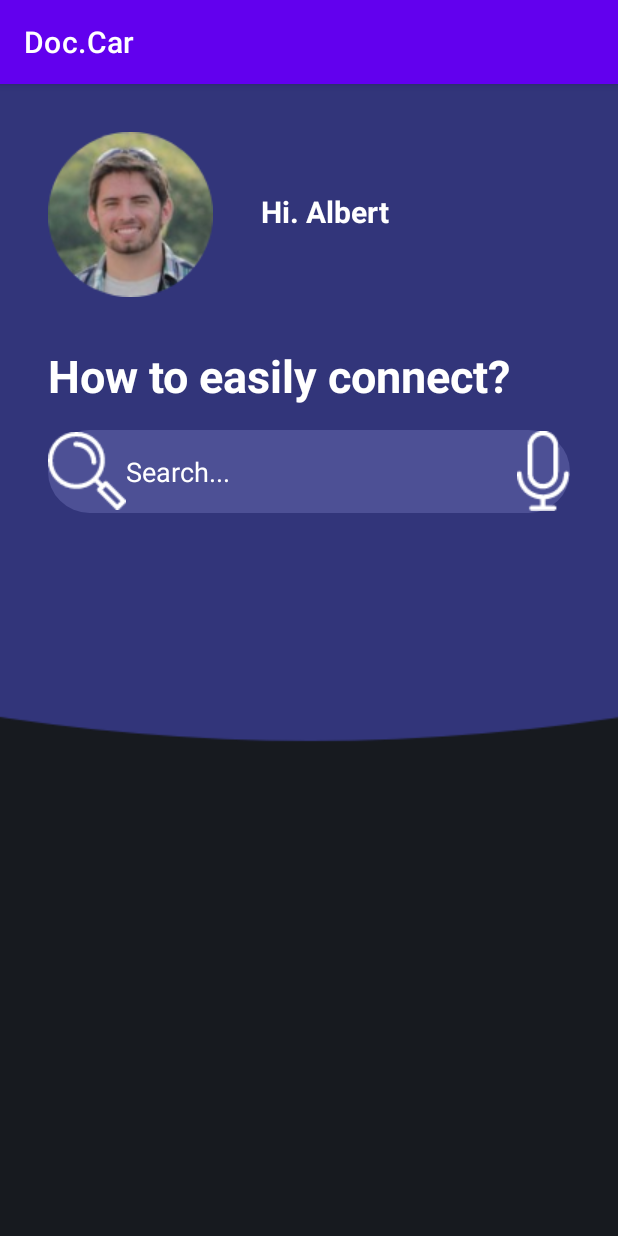
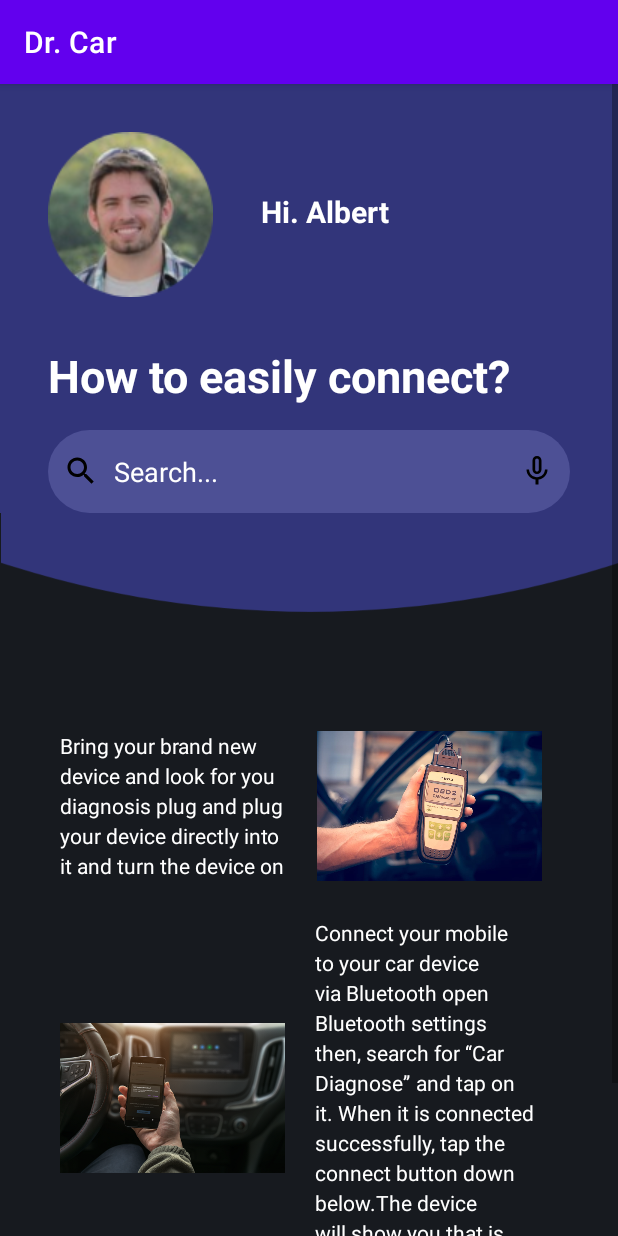
Before and after one commit to DannyInBlack/ProfTrain, an Android app: the Home screen opened directly, with no data from a screen before it, on a phone screen of 412 x 824 dp. Run offline under Robolectric (Android 15) with nearby library versions, the phone set to English and light mode, and no system bars.

Commit message:
first showcase

```diff
--- a/app/src/main/java/com/example/project/HomeActivity.java
+++ /dev/null
@@ -1,6 +0,0 @@
-package com.example.project;
-
-import android.app.Activity;
-
-public class HomeActivity extends Activity {
-}
--- /dev/null
+++ b/app/src/main/res/drawable/baseline_mic_none_24.xml
@@ -0,0 +1,5 @@
+<vector android:height="24dp" android:tint="#000000"
+    android:viewportHeight="24" android:viewportWidth="24"
+    android:width="24dp" xmlns:android="http://schemas.android.com/apk/res/android">
+    <path android:fillColor="@android:color/white" android:pathData="M12,14c1.66,0 2.99,-1.34 2.99,-3L15,5c0,-1.66 -1.34,-3 -3,-3S9,3.34 9,5v6c0,1.66 1.34,3 3,3zM10.8,4.9c0,-0.66 0.54,-1.2 1.2,-1.2 0.66,0 1.2,0.54 1.2,1.2l-0.01,6.2c0,0.66 -0.53,1.2 -1.19,1.2 -0.66,0 -1.2,-0.54 -1.2,-1.2L10.8,4.9zM17.3,11c0,3 -2.54,5.1 -5.3,5.1S6.7,14 6.7,11L5,11c0,3.41 2.72,6.23 6,6.72L11,21h2v-3.28c3.28,-0.48 6,-3.3 6,-6.72h-1.7z"/>
+</vector>
--- /dev/null
+++ b/app/src/main/res/drawable/baseline_search_24.xml
@@ -0,0 +1,5 @@
+<vector android:height="24dp" android:tint="#000000"
+    android:viewportHeight="24" android:viewportWidth="24"
+    android:width="24dp" xmlns:android="http://schemas.android.com/apk/res/android">
+    <path android:fillColor="@android:color/white" android:pathData="M15.5,14h-0.79l-0.28,-0.27C15.41,12.59 16,11.11 16,9.5 16,5.91 13.09,3 9.5,3S3,5.91 3,9.5 5.91,16 9.5,16c1.61,0 3.09,-0.59 4.23,-1.57l0.27,0.28v0.79l5,4.99L20.49,19l-4.99,-5zM9.5,14C7.01,14 5,11.99 5,9.5S7.01,5 9.5,5 14,7.01 14,9.5 11.99,14 9.5,14z"/>
+</vector>
--- a/app/src/main/res/layout/activity_home.xml
+++ b/app/src/main/res/layout/activity_home.xml
@@ -7,11 +7,11 @@
     android:orientation="vertical"
     android:gravity="center"
     android:background="@color/main"
-    tools:context=".HomeActivity">
+    tools:context=".Home">
 
     <ScrollView
         android:layout_width="match_parent"
-        android:layout_height="match_parent" >
+        android:layout_height="match_parent">
 
         <LinearLayout
             android:layout_width="match_parent"
@@ -22,8 +22,7 @@
                 android:layout_width="match_parent"
                 android:layout_height="match_parent"
                 android:background="#32357A"
-                android:orientation="vertical"
-                >
+                android:orientation="vertical">
 
                 <androidx.constraintlayout.widget.ConstraintLayout
                     android:layout_width="match_parent"
@@ -74,8 +73,11 @@
                     android:layout_marginTop="16dp"
                     android:layout_marginEnd="32dp"
                     android:background="@drawable/edittext_backgroud"
-                    android:drawableStart="@drawable/search"
-                    android:drawableEnd="@drawable/microphone"
+                    android:drawableStart="@drawable/baseline_search_24"
+                    android:drawableEnd="@drawable/baseline_mic_none_24"
+                    android:paddingStart="10dp"
+                    android:paddingEnd="10dp"
+                    android:drawablePadding="10dp"
                     android:ems="10"
                     android:hint="Search..."
                     android:inputType="text"
@@ -91,8 +93,8 @@
 
                 <ImageView
                     android:id="@+id/imageView5"
-                    android:layout_width="wrap_content"
-                    android:layout_height="wrap_content"
+                    android:layout_width="411dp"
+                    android:layout_height="120dp"
                     android:scaleType="centerCrop"
 
 
@@ -101,7 +103,67 @@
                     app:layout_constraintStart_toStartOf="parent"
                     app:layout_constraintTop_toTopOf="parent" />
 
+
             </androidx.constraintlayout.widget.ConstraintLayout>
+
+            <LinearLayout
+                android:layout_width="match_parent"
+                android:layout_height="wrap_content"
+                android:layout_marginStart="40dp"
+                android:layout_marginEnd="40dp">
+
+                <TextView
+                    android:layout_gravity="center"
+                    android:layout_width="151dp"
+                    android:layout_height="wrap_content"
+                    android:text="@string/text1"
+                    android:textColor="@color/white"
+                    android:lineHeight="20dp"
+                    />
+                <ImageView
+                    android:id="@+id/home1"
+                    android:layout_width="150dp"
+                    android:layout_height="150dp"
+                    android:layout_marginStart="20dp"
+                    android:src="@drawable/home1"
+                    />
+
+            </LinearLayout>
+            <LinearLayout
+                android:layout_width="match_parent"
+                android:layout_height="wrap_content"
+                android:layout_marginStart="40dp"
+                android:layout_marginEnd="40dp">
+
+                <ImageView
+                    android:id="@+id/home2"
+                    android:layout_width="150dp"
+                    android:layout_height="150dp"
+                    android:layout_gravity="center"
+                    android:src="@drawable/home2" />
+
+                <TextView
+                    android:layout_width="151dp"
+                    android:layout_height="wrap_content"
+                    android:lineHeight="20dp"
+                    android:layout_gravity="center"
+                    android:layout_marginStart="20dp"
+                    android:text="@string/text2"
+                    android:textColor="@color/white" />
+
+            </LinearLayout>
+            <com.google.android.material.button.MaterialButton
+                android:id="@+id/connect_button"
+                android:layout_width="match_parent"
+                android:layout_height="60dp"
+                android:layout_marginStart="40dp"
+                android:layout_marginTop="30dp"
+                android:layout_marginEnd="40dp"
+                android:backgroundTint="#4B87FF"
+                android:text="Connect"
+                android:textSize="18sp"
+                app:cornerRadius="20dp" />
         </LinearLayout>
+
     </ScrollView>
 </LinearLayout>
--- a/app/src/main/res/layout/activity_splash.xml
+++ b/app/src/main/res/layout/activity_splash.xml
@@ -13,7 +13,7 @@
         android:layout_height="wrap_content"
         android:layout_centerHorizontal="true"
         android:layout_centerVertical="true"
-        android:text="Doc. Car"
+        android:text="Dr. Car"
         android:textColor="@color/white"
         android:textSize="26sp"
         android:textStyle="bold" />
@@ -22,8 +22,8 @@
         android:layout_width="96dp"
         android:layout_height="85dp"
         android:layout_below="@id/main_text"
-        android:layout_marginTop="-123dp"
-        android:layout_marginEnd="-99dp"
+        android:layout_marginTop="-129dp"
+        android:layout_marginEnd="-86dp"
         android:layout_toStartOf="@id/main_text"
         android:src="@drawable/car"
         tools:layout_editor_absoluteX="186dp"
--- a/app/src/main/res/values/strings.xml
+++ b/app/src/main/res/values/strings.xml
@@ -1,4 +1,6 @@
 <resources>
     <string name="sign_in">Sign In</string>
-    <string name="app_name">Doc.Car</string>
+    <string name="app_name">Dr. Car</string>
+    <string name="text1">Bring your brand new device and look for you diagnosis plug and plug your device directly into it and turn the device on</string>
+    <string name="text2">Connect your mobile to your car device via Bluetooth open Bluetooth settings then, search for “Car Diagnose” and tap on it. When it is connected successfully, tap the connect button down below.The device will show you that is connected successfully</string>
 </resources>
```
Also changed, not shown: app/src/main/java/com/example/project/Login.java (+16 -6 lines), app/src/main/java/com/example/project/Register.java (+43 -0 lines), app/src/main/res/layout/activity_login.xml (+27 -2 lines), app/src/main/res/layout/activity_register.xml (+27 -2 lines), app/src/main/res/drawable/home1.jpg (added), app/src/main/res/drawable/home2.jpg (added).
